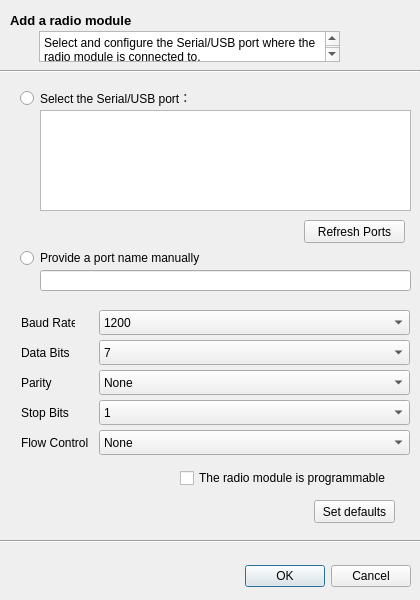
This is Uart/serialdialog.ui in bandaostart/N-XTU as Qt 5 draws it before an edit. The edited form follows.
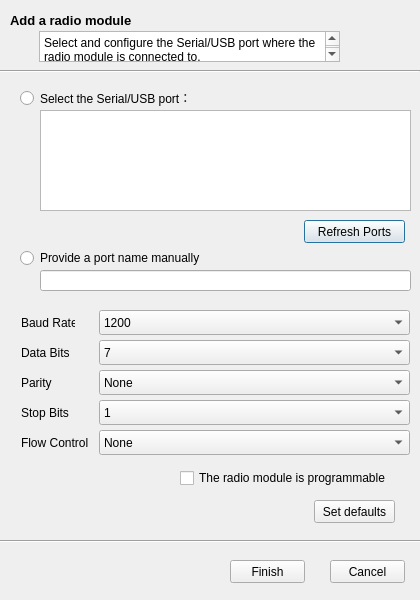
This is the edited form. Icons and pictures are not drawn.

Commit message: tx finish

Patch:
```diff
--- a/Uart/serialdialog.ui
+++ b/Uart/serialdialog.ui
@@ -13,22 +13,6 @@
   <property name="windowTitle">
    <string>Dialog</string>
   </property>
-  <widget class="QDialogButtonBox" name="OkCancel_Button">
-   <property name="geometry">
-    <rect>
-     <x>40</x>
-     <y>560</y>
-     <width>371</width>
-     <height>32</height>
-    </rect>
-   </property>
-   <property name="orientation">
-    <enum>Qt::Horizontal</enum>
-   </property>
-   <property name="standardButtons">
-    <set>QDialogButtonBox::Cancel|QDialogButtonBox::Ok</set>
-   </property>
-  </widget>
   <widget class="Line" name="Second_Line">
    <property name="geometry">
     <rect>
@@ -439,7 +423,32 @@
     </rect>
    </property>
   </widget>
-  <zorder>OkCancel_Button</zorder>
+  <widget class="QPushButton" name="Finish_Button">
+   <property name="geometry">
+    <rect>
+     <x>230</x>
+     <y>560</y>
+     <width>75</width>
+     <height>23</height>
+    </rect>
+   </property>
+   <property name="text">
+    <string>Finish</string>
+   </property>
+  </widget>
+  <widget class="QPushButton" name="Cancel_Button">
+   <property name="geometry">
+    <rect>
+     <x>330</x>
+     <y>560</y>
+     <width>75</width>
+     <height>23</height>
+    </rect>
+   </property>
+   <property name="text">
+    <string>Cancel</string>
+   </property>
+  </widget>
   <zorder>Second_Line</zorder>
   <zorder>Text_label</zorder>
   <zorder>Status_Browser</zorder>
```
Left out of the diff: 37 changed lines with no effect on the pictures. The commit also changes 17 other files.
